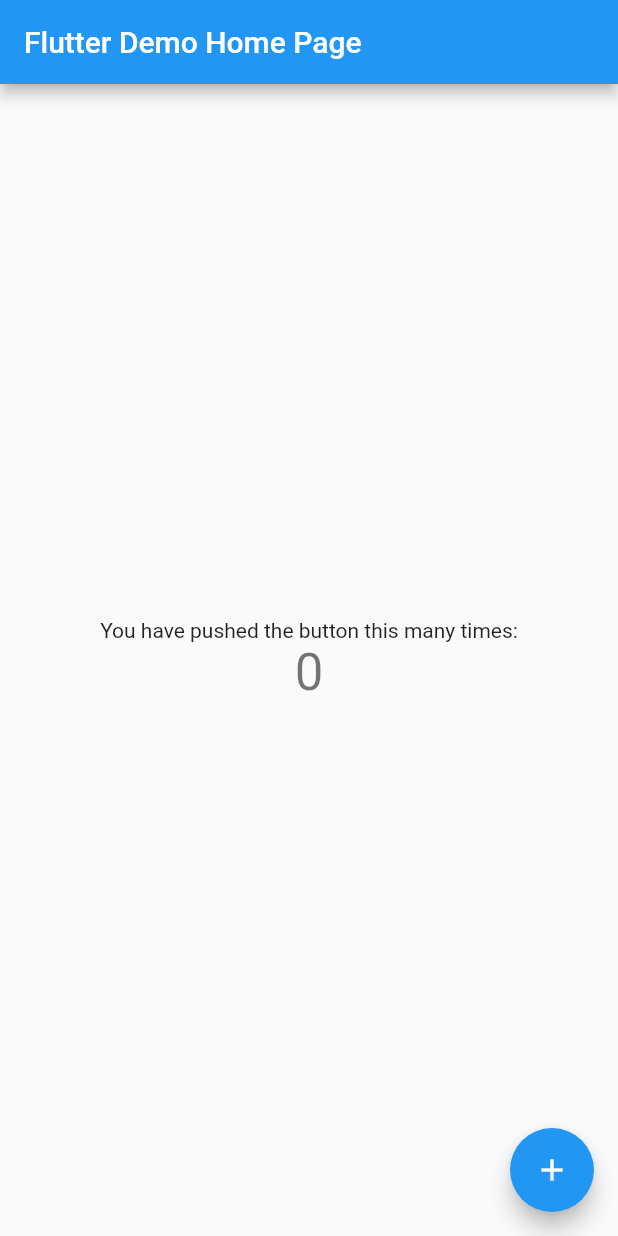
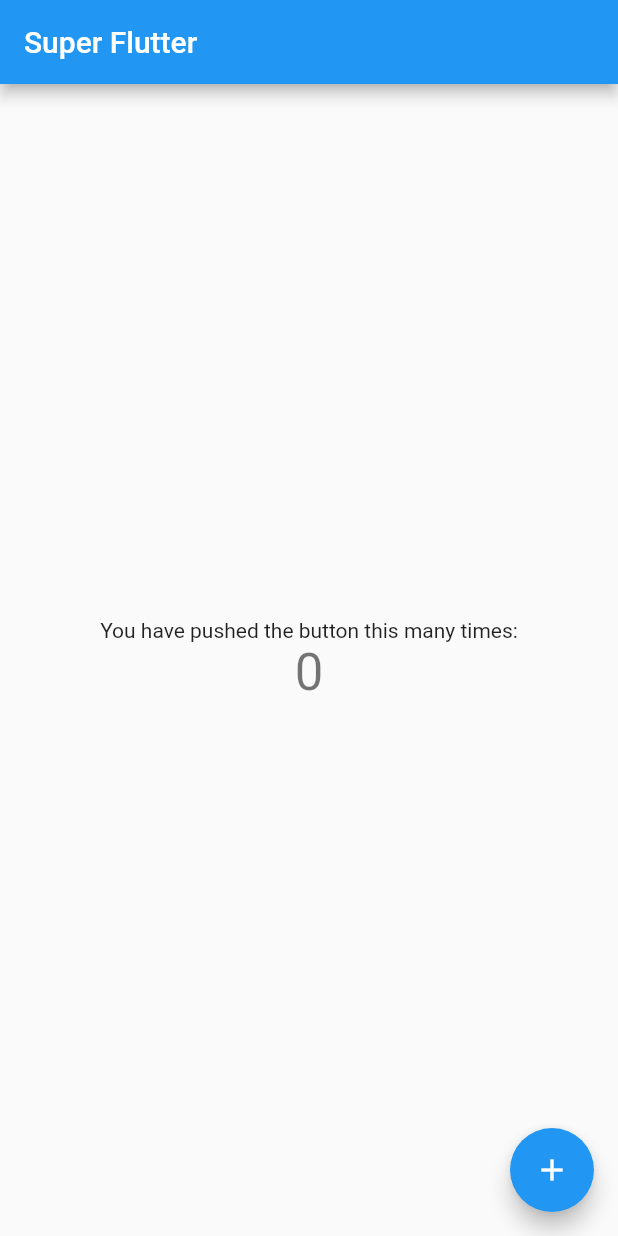
Before and after one commit to loveuqian/myapp, a Flutter app: the screen it shows after launch, on a phone screen of 412 x 824 dp. Run offline on Flutter 3.47's test engine with Material 2 defaults, Android fonts, the phone set to English and light mode, and no system bars.

Commit message:
Super Flutter

```diff
--- a/lib/main.dart
+++ b/lib/main.dart
@@ -26,7 +26,7 @@ class MyApp extends StatelessWidget {
         // closer together (more dense) than on mobile platforms.
         visualDensity: VisualDensity.adaptivePlatformDensity,
       ),
-      home: MyHomePage(title: 'Flutter Demo Home Page'),
+      home: MyHomePage(title: 'Super Flutter'),
     );
   }
 }
```
